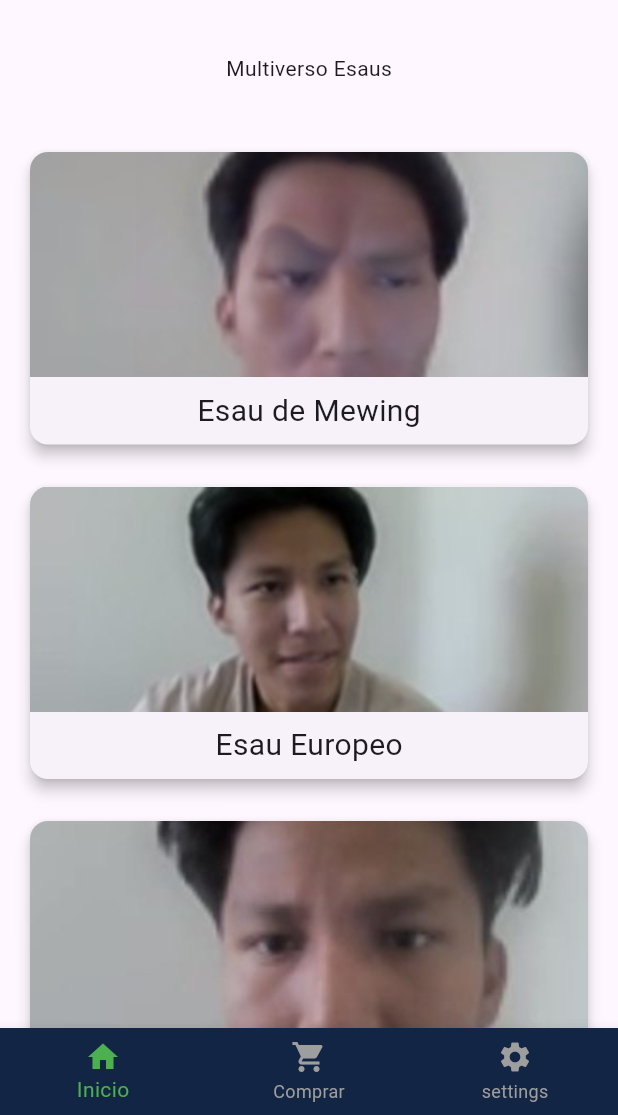
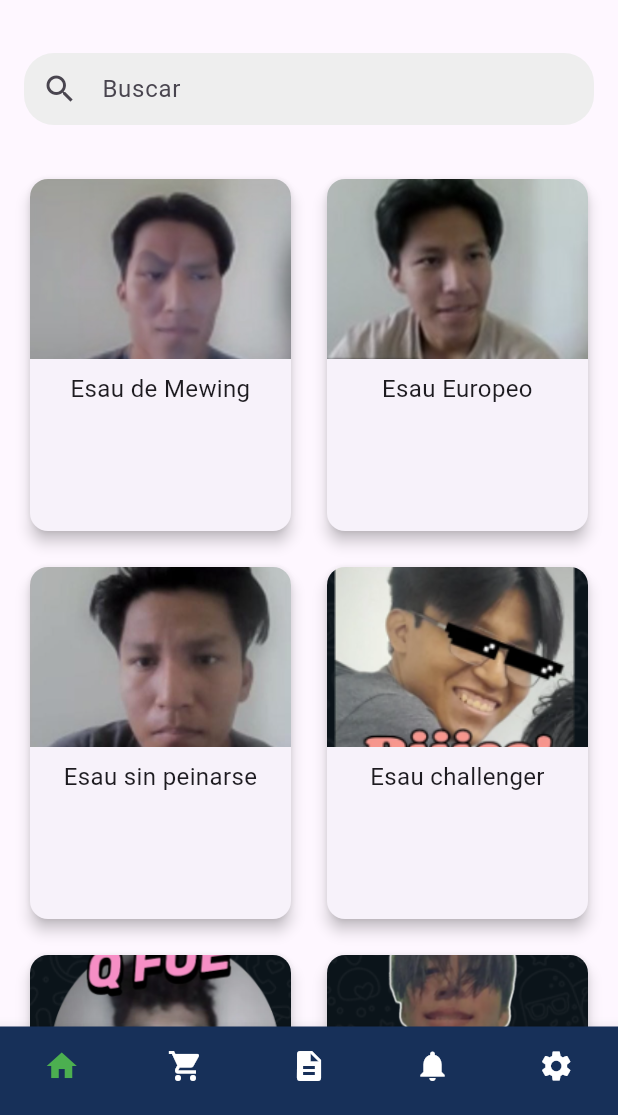
Before and after one commit to ProyectoFabLab-Ciclo-VI/FABLAB_MOVIL, a Flutter app: the PrincipalMenu screen opened directly, on a phone screen of 412 x 824 dp, the part 121-1236 px from its top. Run offline on Flutter 3.47's test engine with Material 3 defaults, Android fonts, the phone set to English and light mode, and no system bars; our stand-ins replace bloc, dartz, dio, flutter_bloc, get_it, hive_flutter; accounts and stored records are empty.

Commit message:
se agrego card general, busqueeda en menu principal como tambien se arreglo para que haya 2 card por fila

```diff
--- a/lib/features_venta/fablab/presentation/pages/Home/home.dart
+++ b/lib/features_venta/fablab/presentation/pages/Home/home.dart
@@ -2,6 +2,7 @@ import 'package:fab_lab_upeu/features_venta/fablab/presentation/widgets/Otros_ha
 import 'package:fab_lab_upeu/features_venta/fablab/presentation/widgets/Otros_hastaponerleunnombre/menu_drawer.dart';
 import 'package:fab_lab_upeu/features_venta/fablab/presentation/widgets/Otros_hastaponerleunnombre/navbarinferior.dart';
 import 'package:fab_lab_upeu/features_venta/fablab/presentation/widgets/principal/inferiorprincipal.dart';
+import 'package:fab_lab_upeu/shared/presentation/widgetsGlobal/Busqueda/busqueda_card.dart';
 import 'package:flutter/material.dart';
 
 class PrincipalMenu extends StatelessWidget {
@@ -16,11 +17,12 @@ class PrincipalMenu extends StatelessWidget {
         child: Column(
           children: [
             const SizedBox(height: 16),
-            const Text("Multiverso Esaus"), // Sección de búsqueda
+            Busqueda(), // Sección de búsqueda
             const SizedBox(height: 16),
-            Expanded( // Se asegura de que ocupe todo el espacio disponible
-              child: InferiorPrincipal(),
-            ),
+            Expanded(
+                // Se asegura de que ocupe todo el espacio disponible
+
+                child: InferiorPrincipal()),
           ],
         ),
       ),
--- a/lib/features_venta/fablab/presentation/widgets/Login_Reset_Register/Login/log_in.dart
+++ b/lib/features_venta/fablab/presentation/widgets/Login_Reset_Register/Login/log_in.dart
@@ -2,7 +2,6 @@ import 'package:fab_lab_upeu/features_venta/fablab/presentation/pages/Login_Rese
 import 'package:fab_lab_upeu/features_venta/fablab/presentation/pages/Home/home.dart';
 import 'package:fab_lab_upeu/shared/presentation/widgetsGlobal/BotonesGeneral/boton_grande.dart';
 import 'package:fab_lab_upeu/shared/presentation/widgetsGlobal/inputs/inputs_movil_email.dart';
-import 'package:fab_lab_upeu/shared/colores.dart';
 import 'package:fab_lab_upeu/shared/textos.dart';
 import 'package:flutter/material.dart';
 
--- a/lib/features_venta/fablab/presentation/widgets/Otros_hastaponerleunnombre/navbarinferior.dart
+++ b/lib/features_venta/fablab/presentation/widgets/Otros_hastaponerleunnombre/navbarinferior.dart
@@ -1,3 +1,4 @@
+import 'package:fab_lab_upeu/shared/colores.dart';
 import 'package:flutter/material.dart';
 
 class NAVBARINFERIOR extends StatelessWidget {
@@ -6,23 +7,34 @@ class NAVBARINFERIOR extends StatelessWidget {
   @override
   Widget build(BuildContext context) {
     return BottomNavigationBar(
-      backgroundColor: const Color(0xFF122545),
+      backgroundColor: coloresPersonalizados[1],
+      type: BottomNavigationBarType.fixed,
       items: const <BottomNavigationBarItem>[
         BottomNavigationBarItem(
           icon: Icon(Icons.home),
-          label: 'Inicio',
+          label: '', // Oculta el label
         ),
         BottomNavigationBarItem(
           icon: Icon(Icons.shopping_cart),
-          label: 'Comprar',
+          label: '',
+        ),
+        BottomNavigationBarItem(
+          icon: Icon(Icons.description),
+          label: '',
+        ),
+        BottomNavigationBarItem(
+          icon: Icon(Icons.notifications),
+          label: '',
         ),
         BottomNavigationBarItem(
           icon: Icon(Icons.settings),
-          label: 'settings',
+          label: '',
         ),
       ],
       selectedItemColor: Colors.green,
-      unselectedItemColor: Colors.grey,
+      unselectedItemColor: coloresPersonalizados[3],
+      showSelectedLabels: false, // Oculta los labels seleccionados
+      showUnselectedLabels: false,
     );
   }
 }
--- a/lib/features_venta/fablab/presentation/widgets/principal/inferiorprincipal.dart
+++ b/lib/features_venta/fablab/presentation/widgets/principal/inferiorprincipal.dart
@@ -1,3 +1,4 @@
+import 'package:fab_lab_upeu/shared/presentation/widgetsGlobal/cards/card_menu_principal.dart';
 import 'package:flutter/material.dart';
 
 class InferiorPrincipal extends StatelessWidget {
@@ -5,61 +6,42 @@ class InferiorPrincipal extends StatelessWidget {
 
   @override
   Widget build(BuildContext context) {
-    return ListView.builder(
+    return GridView.builder(
       padding: const EdgeInsets.all(16.0),
+      gridDelegate: const SliverGridDelegateWithFixedCrossAxisCount(
+        crossAxisCount: 2, // Número de columnas
+        crossAxisSpacing: 16.0, // Espacio horizontal entre las columnas
+        mainAxisSpacing: 16.0, // Espacio vertical entre las filas
+        childAspectRatio: 0.75, // Relación de aspecto de los hijos (ancho/alto)
+      ),
       itemCount: 10, // Número de Cards que deseas mostrar
       itemBuilder: (context, index) {
-        String cardText;
+        String cardiferent;
         if (index == 0) {
-          cardText = "Esau de Mewing";
+          cardiferent = "Esau de Mewing";
         } else if (index == 1) {
-          cardText = "Esau Europeo";
+          cardiferent = "Esau Europeo";
         } else if (index == 2) {
-          cardText = "Esau sin peinarse";
+          cardiferent = "Esau sin peinarse";
         } else if (index == 3) {
-          cardText = "Esau challenger";
+          cardiferent = "Esau challenger";
         } else if (index == 4) {
-          cardText = "Esau Terrorista";
+          cardiferent = "Esau Terrorista";
         } else if (index == 5) {
-          cardText = "Esau Bad Boy";
+          cardiferent = "Esau Bad Boy";
         } else if (index == 6) {
-          cardText = "Esau Exponente";
+          cardiferent = "Esau Exponente";
         } else if (index == 7) {
-          cardText = "Esau Boxeador";
+          cardiferent = "Esau Boxeador";
         } else if (index == 8) {
-          cardText = "Esau Bugeado";
+          cardiferent = "Esau Bugeado";
         } else {
-          cardText = "Esau Practicante de wilsom";
+          cardiferent = "Esau Practicante de wilsom";
         }
 
-        return Padding(
-          padding: const EdgeInsets.symmetric(vertical: 10.0),
-          child: Card(
-            shape: RoundedRectangleBorder(
-              borderRadius: BorderRadius.circular(12),
-            ),
-            elevation: 4,
-            child: ClipRRect(
-              borderRadius: BorderRadius.circular(12),
-              child: Column(
-                children: [
-                  Image.asset(
-                    'assets/images/cards_esau/esau${index + 1}.png',
-                    fit: BoxFit.cover,
-                    height: 150, // Ajusta la altura de la imagen
-                    width: double
-                        .infinity, // Asegura que la imagen ocupe todo el ancho del Card
-                  ),
-                  const SizedBox(height: 8),
-                  Text(
-                    cardText,
-                    style: const TextStyle(fontSize: 20),
-                  ),
-                  const SizedBox(height: 8),
-                ],
-              ),
-            ),
-          ),
+        return CardsGlobal(
+          cardUrl: 'assets/images/cards_esau/esau${index + 1}.png',
+          cardText: cardiferent,
         );
       },
     );
--- a/lib/shared/colores.dart
+++ b/lib/shared/colores.dart
@@ -8,6 +8,7 @@ const List<Color> coloresPersonalizados = [
   //
   Color(0xFFFFFFFF), //3
   Color(0xFF000000), // 4
+  Color(0xFFB4BCC8), //5
   Colors.transparent,
   // 6
   // Puedes agregar más colores personalizados aquí
--- /dev/null
+++ b/lib/shared/presentation/widgetsGlobal/Busqueda/busqueda_card.dart
@@ -0,0 +1,27 @@
+import 'package:flutter/material.dart';
+
+class Busqueda extends StatelessWidget {
+  const Busqueda({super.key});
+
+  @override
+  Widget build(BuildContext context) {
+    return Padding(
+      padding: const EdgeInsets.symmetric(horizontal: 16.0),
+      child: Container(
+        decoration: BoxDecoration(
+          color: Colors.grey[200], // Color de fondo
+          borderRadius: BorderRadius.circular(20), // Borde redondeado
+        ),
+        child: TextField(
+          decoration: InputDecoration(
+            hintText: 'Buscar', // Texto de pista
+            prefixIcon: Icon(Icons.search), // Icono de búsqueda
+            border: InputBorder.none, // Sin borde
+            contentPadding:
+                EdgeInsets.symmetric(vertical: 12), // Espaciado vertical
+          ),
+        ),
+      ),
+    );
+  }
+}
--- /dev/null
+++ b/lib/shared/presentation/widgetsGlobal/cards/card_menu_principal.dart
@@ -0,0 +1,43 @@
+import 'package:flutter/material.dart';
+
+class CardsGlobal extends StatelessWidget {
+  final String cardUrl;
+  final String cardText;
+  const CardsGlobal({super.key, required this.cardUrl, required this.cardText});
+
+  @override
+  Widget build(BuildContext context) {
+    return Card(
+      shape: RoundedRectangleBorder(
+        borderRadius: BorderRadius.circular(12),
+      ),
+      elevation: 4,
+      child: ClipRRect(
+        borderRadius: BorderRadius.circular(12),
+        child: Column(
+          mainAxisSize: MainAxisSize.min, // Ajusta el tamaño del contenido
+          children: [
+            Image.asset(
+              cardUrl,
+              fit: BoxFit.cover,
+              height: 120, // Ajusta la altura de la imagen
+              width: double
+                  .infinity, // Asegura que la imagen ocupe todo el ancho del Card
+            ),
+            const SizedBox(height: 8),
+            Padding(
+              padding: const EdgeInsets.symmetric(horizontal: 8.0),
+              child: Text(
+                cardText,
+                style:
+                    const TextStyle(fontSize: 16), // Ajusta el tamaño del texto
+                textAlign: TextAlign.center, // Centra el texto
+              ),
+            ),
+            const SizedBox(height: 8),
+          ],
+        ),
+      ),
+    );
+  }
+}
```
